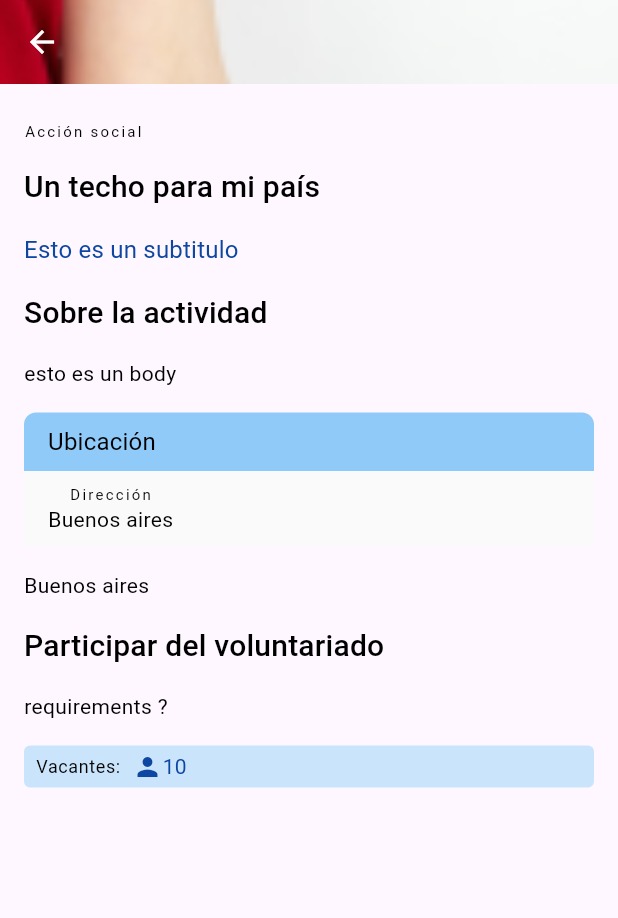
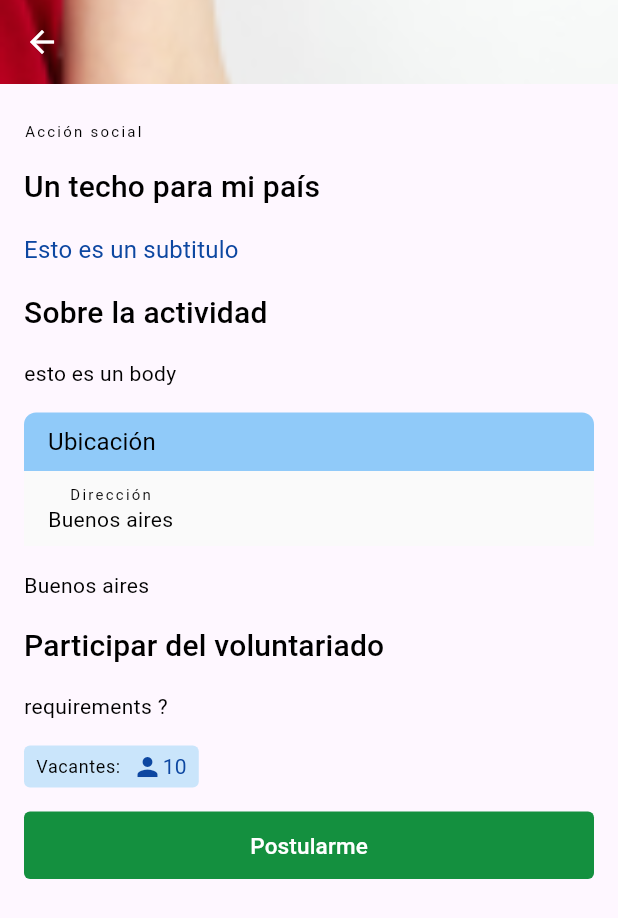
Before and after one commit to anitacruz/equipo_estrella, a Flutter app: the screen it shows after launch, after a tap on "ACCIÓN SOCIAL", on a phone screen of 412 x 824 dp. Shown: the top 918 px of the screen. Run offline on Flutter 3.47's test engine with Material 2 defaults, Android fonts, the phone set to English and light mode, and no system bars; our stand-ins replace cloud_firestore, firebase_core, go_router; accounts and stored records are empty.

Commit message:
feat: primary and second button

```diff
--- a/lib/main.dart
+++ b/lib/main.dart
@@ -7,6 +7,16 @@ import 'package:equipo_estrella/widgets/views/home_tab.dart';
 import 'package:flutter/material.dart';
 import 'package:firebase_core/firebase_core.dart';
 import 'firebase_options.dart';
+import 'package:go_router/go_router.dart';
+
+final _router = GoRouter(
+  routes: [
+    GoRoute(
+      path: '/',
+      builder: (context, state) => const MyHomePage(title: "Equipo Estrella"),
+    ),
+  ],
+);
 
 Future<void> main() async {
   WidgetsFlutterBinding.ensureInitialized();
@@ -21,14 +31,11 @@ class MyApp extends StatelessWidget {
 
   @override
   Widget build(BuildContext context) {
-    return MaterialApp(
-      title: 'Flutter Demo',
+    return MaterialApp.router(
+      title: "Flutter Demo",
       theme: ThemeData(
-        // colorScheme: ColorScheme.fromSeed(seedColor: Colors.primaryColor),
-        primaryColor: const Color.fromARGB(20, 144, 63, 1),
-        useMaterial3: true,
-      ),
-      home: const MyHomePage(title: "Equipo Estrella"),
+          primaryColor: const Color.fromARGB(20, 144, 63, 1), useMaterial3: true),
+      routerConfig: _router,
     );
   }
 }
--- /dev/null
+++ b/lib/volunteer_state.dart
@@ -0,0 +1,5 @@
+enum VolunteerState {
+  inState,
+  outState,
+  pendingState,
+}
--- a/lib/widgets/card_chip.dart
+++ b/lib/widgets/card_chip.dart
@@ -14,7 +14,7 @@ class CardChip extends StatelessWidget {
     return Container(
         height: 28,
         // alignment: Alignment.center,
-        padding: const EdgeInsets.only(left: 8, right: 8, top: 4, bottom: 4),
+        padding: const EdgeInsets.symmetric(horizontal: 8, vertical: 4),
         decoration: BoxDecoration(
           borderRadius: BorderRadius.circular(4),
           color:
--- a/lib/widgets/cards/volunteer_card_description.dart
+++ b/lib/widgets/cards/volunteer_card_description.dart
@@ -14,9 +14,6 @@ class VolunteerCardDescription extends StatefulWidget {
   @override
   State<StatefulWidget> createState() => _VolunteerCardDescriptionState();
 }
-
-@override
-State<StatefulWidget> createState() => _VolunteerCardDescriptionState();
 
 class _VolunteerCardDescriptionState extends State<VolunteerCardDescription> {
   bool _isFav = false;
--- /dev/null
+++ b/lib/widgets/primaryButton.dart
@@ -0,0 +1,29 @@
+import 'package:equipo_estrella/commons/colors.dart';
+import 'package:equipo_estrella/commons/fonts.dart';
+import 'package:flutter/material.dart';
+
+class PrimaryButton extends StatelessWidget {
+  final String text;
+  final VoidCallback onPressedMethod;
+
+  const PrimaryButton(
+      {Key? key, required this.text, required this.onPressedMethod})
+      : super(key: key);
+
+  @override
+  Widget build(BuildContext context) {
+    return InkWell(
+        onTap: () => onPressedMethod(),
+        child: Container(
+            width: 1000,
+            alignment: Alignment.center,
+            padding: const EdgeInsets.symmetric(horizontal: 8, vertical: 12),
+            decoration: BoxDecoration(
+                borderRadius: BorderRadius.circular(4),
+                color: ManosColors.primary100),
+            child: Text(
+              text,
+              style: ManosFonts.button(color: ManosColors.neutral100),
+            )));
+  }
+}
--- a/lib/widgets/views/expanded_volunteering.dart
+++ b/lib/widgets/views/expanded_volunteering.dart
@@ -1,19 +1,13 @@
 import 'package:equipo_estrella/commons/colors.dart';
 import 'package:equipo_estrella/commons/fonts.dart';
+import 'package:equipo_estrella/widgets/primaryButton.dart';
+import 'package:equipo_estrella/widgets/secondaryButton.dart';
 import 'package:flutter/material.dart';
 
 import '../card_chip.dart';
 import '../cards/location_card.dart';
 
-class ExpandedVolunteer extends StatelessWidget {
-  final String category;
-  final String title;
-  final String imageUrl;
-  final String subtitle;
-  final String body;
-  final String requirements;
-  final String location;
-
+class ExpandedVolunteer extends StatefulWidget {
   const ExpandedVolunteer({
     Key? key,
     required this.category,
@@ -24,6 +18,45 @@ class ExpandedVolunteer extends StatelessWidget {
     required this.requirements,
     required this.location,
   }) : super(key: key);
+
+  final String category;
+  final String title;
+  final String imageUrl;
+  final String subtitle;
+  final String body;
+  final String requirements;
+  final String location;
+
+  @override
+  State<StatefulWidget> createState() => _ExpandedVolunteerState();
+}
+
+enum VolunteerState {
+  inState,
+  outState,
+  pendingState,
+}
+
+class _ExpandedVolunteerState extends State<ExpandedVolunteer> {
+  VolunteerState _volunteerState = VolunteerState.outState;
+
+  void applyToVolunteer() {
+    setState(() {
+      _volunteerState = VolunteerState.pendingState;
+    });
+  }
+
+  void cancelApplication() {
+    setState(() {
+      _volunteerState = VolunteerState.outState;
+    });
+  }
+
+  void acceptApplication() {
+    setState(() {
+      _volunteerState = VolunteerState.inState;
+    });
+  }
 
   @override
   Widget build(BuildContext context) {
@@ -38,7 +71,7 @@ class ExpandedVolunteer extends StatelessWidget {
             decoration: BoxDecoration(
               image: DecorationImage(
                 image: AssetImage(
-                  imageUrl,
+                  widget.imageUrl,
                 ),
                 fit: BoxFit.cover,
               ),
@@ -54,17 +87,17 @@ class ExpandedVolunteer extends StatelessWidget {
                 child: Column(
                   crossAxisAlignment: CrossAxisAlignment.start,
                   children: [
-                    Text(category,
+                    Text(widget.category,
                         style:
                             ManosFonts.overline(color: ManosColors.neutral0)),
                     const SizedBox(height: 16),
                     Text(
-                      title,
+                      widget.title,
                       style: ManosFonts.h2(),
                     ),
                     const SizedBox(height: 16),
                     Text(
-                      subtitle,
+                      widget.subtitle,
                       style: ManosFonts.sub1(color: ManosColors.secondary200),
                     ),
                     const SizedBox(height: 16),
@@ -73,12 +106,12 @@ class ExpandedVolunteer extends StatelessWidget {
                       style: ManosFonts.h2(),
                     ),
                     const SizedBox(height: 16),
-                    Text(body,
+                    Text(widget.body,
                         style: ManosFonts.b1(color: ManosColors.neutral0)),
                     const SizedBox(height: 16),
-                    LocationCard(location: location),
+                    LocationCard(location: widget.location),
                     const SizedBox(height: 16),
-                    Text(location,
+                    Text(widget.location,
                         style: ManosFonts.b1(color: ManosColors.neutral0)),
                     const SizedBox(height: 16),
                     Text(
@@ -86,28 +119,52 @@ class ExpandedVolunteer extends StatelessWidget {
                       style: ManosFonts.h2(),
                     ),
                     const SizedBox(height: 16),
-                    Text(requirements,
+                    Text(widget.requirements,
                         style: ManosFonts.b1(color: ManosColors.neutral0)),
                     const SizedBox(height: 16),
-                    const CardChip(amount: 10, isAvailable: true)
-                    // Container(
-                    //     alignment: Alignment.center,
-                    //     child:
-                    //         Text("Comparte esta nota", style: ManosFonts.h2())),
-                    // const SizedBox(height: 16),
-                    // Container(
-                    //     width: 1000,
-                    //     alignment: Alignment.center,
-                    //     decoration: BoxDecoration(
-                    //         borderRadius: BorderRadius.circular(4),
-                    //         color: ManosColors.primary100),
-                    //     child: TextButton(
-                    //         onPressed: () => {},
-                    //         child: Text(
-                    //           "Compartir",
-                    //           style: ManosFonts.button(
-                    //               color: ManosColors.neutral100),
-                    //         )))
+                    const Row(children: [
+                      CardChip(amount: 10, isAvailable: true),
+                      SizedBox(width: 119),
+                    ]),
+                    const SizedBox(height: 16),
+                    if (_volunteerState == VolunteerState.outState)
+                      PrimaryButton(
+                          text: "Postularme",
+                          onPressedMethod: () => applyToVolunteer())
+                    else if (_volunteerState == VolunteerState.pendingState)
+                      Column(
+                          crossAxisAlignment: CrossAxisAlignment.center,
+                          children: [
+                            Text(
+                              "Te has postulado",
+                              style: ManosFonts.h2(),
+                            ),
+                            const SizedBox(height: 8),
+                            Text(
+                                "Pronto la organización se pondrá en contacto contigo y te inscribirá como participante.",
+                                style: ManosFonts.b1()),
+                            const SizedBox(height: 8),
+                            SecondaryButton(
+                                text: "Cancelar postulación",
+                                onPressedMethod: () => cancelApplication())
+                          ])
+                    else if (_volunteerState == VolunteerState.inState)
+                      Column(
+                          crossAxisAlignment: CrossAxisAlignment.center,
+                          children: [
+                            Text(
+                              "Estas participando",
+                              style: ManosFonts.h2(),
+                            ),
+                            const SizedBox(height: 8),
+                            Text(
+                                "La organización confirmó que ya estas participando de este voluntariado.",
+                                style: ManosFonts.b1()),
+                            const SizedBox(height: 8),
+                            SecondaryButton(
+                                text: "Abandonar voluntariado",
+                                onPressedMethod: () => cancelApplication())
+                          ])
                   ],
                 ))));
   }
--- a/pubspec.yaml
+++ b/pubspec.yaml
@@ -33,11 +33,13 @@ dependencies:
 
     # The following adds the Cupertino Icons font to your application.
     # Use with the CupertinoIcons class for iOS style icons.
+
     cupertino_icons: ^1.0.2
     firebase_core: ^2.16.0
     cloud_firestore: ^4.9.2
     firebase_auth: ^4.10.0
     flutter_riverpod: ^2.1.1
+    go_router: ^11.1.3
 
 dev_dependencies:
     flutter_test:
```
Also changed, not shown: lib/widgets/secondaryButton.dart (added, +29 -0 lines), lib/widgets/views/expanded_new.dart (+2 -13 lines).
